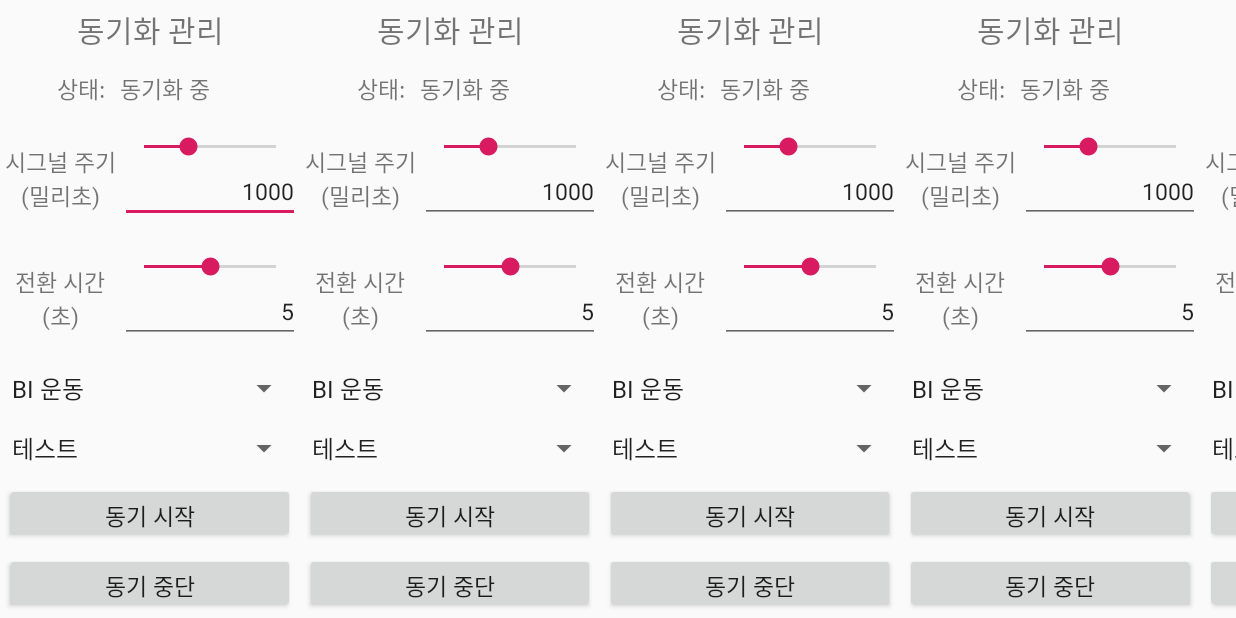
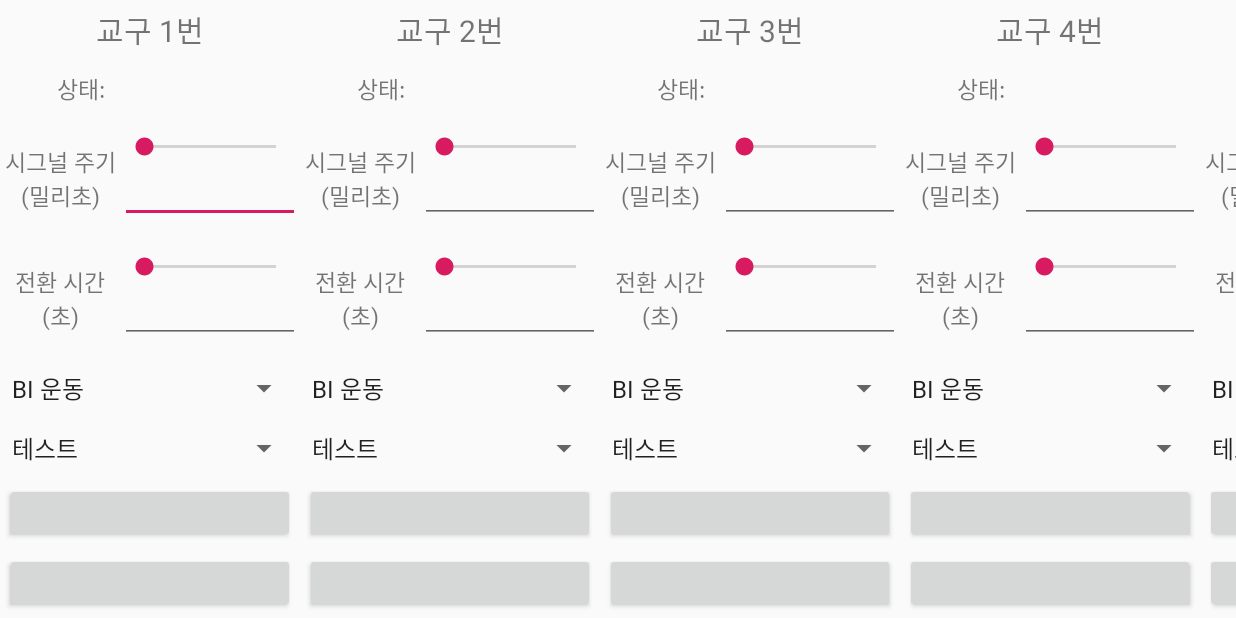
Before and after one commit to lklab/BalanceboardControlApp, an Android app: the screen it shows after launch (MainActivity), on a phone screen of 824 x 412 dp (held sideways). Run offline under Robolectric (Android 15) with nearby library versions, the phone set to English and light mode, and no system bars.

Commit message:
PlaythingLayout API is implemented

```diff
--- a/app/src/main/java/com/gambridzy/balanceboardcontrolapp/MainActivity.kt
+++ b/app/src/main/java/com/gambridzy/balanceboardcontrolapp/MainActivity.kt
@@ -5,12 +5,14 @@ import android.os.Bundle
 import com.gambridzy.balanceboardcontrolapp.ui.PlaythingLayout
 
 import kotlinx.android.synthetic.main.activity_main.*
-import kotlinx.android.synthetic.main.plaything_layout.*
 import java.net.Socket
 import java.io.IOException
 
 class MainActivity : AppCompatActivity()
 {
+    var playthingLayoutList: ArrayList<PlaythingLayout>? = null
+    var userEventListener: UserEventListener? = null
+
     override fun onCreate(savedInstanceState: Bundle?)
     {
         super.onCreate(savedInstanceState)
@@ -30,11 +32,46 @@ class MainActivity : AppCompatActivity()
 //            }
 //        })
 
-        val playthingLayout = PlaythingLayout()
-        supportFragmentManager.beginTransaction()
-            .add(R.id.mainLinearLayout, playthingLayout)
-            .commit()
-        playthingLayout.myField = 4
+        playthingLayoutList = ArrayList()
+        userEventListener = UserEventListener()
+
+        for(i in 1..6)
+        {
+            val playthingLayout = PlaythingLayout()
+            supportFragmentManager.beginTransaction()
+                .add(R.id.mainLinearLayout, playthingLayout)
+                .commit()
+            playthingLayout.parentHorizontalScrollView = mainHorizontalScrollView
+            playthingLayout.name = "교구 " + i + "번"
+            playthingLayout.userEventListener = userEventListener
+
+            playthingLayoutList?.add(playthingLayout)
+        }
+    }
+
+    inner class UserEventListener : PlaythingLayout.UserEventListener()
+    {
+        override fun onStartButtonClicked(playthingLayout: PlaythingLayout)
+        {
+            val playthingLayout = PlaythingLayout()
+            supportFragmentManager.beginTransaction()
+                .add(R.id.mainLinearLayout, playthingLayout)
+                .commit()
+            playthingLayout.parentHorizontalScrollView = mainHorizontalScrollView
+            playthingLayout.name = "교구 번"
+            playthingLayout.userEventListener = userEventListener
+
+            playthingLayoutList?.add(playthingLayout)
+        }
+
+        override fun onStopButtonClicked(playthingLayout: PlaythingLayout)
+        {
+            supportFragmentManager.beginTransaction()
+                .remove(playthingLayout)
+                .commit()
+
+            playthingLayoutList?.remove(playthingLayout)
+        }
     }
 
 //    fun onSynchronizedStartButtonClick(view: View)
--- a/app/src/main/java/com/gambridzy/balanceboardcontrolapp/ui/PlaythingLayout.kt
+++ b/app/src/main/java/com/gambridzy/balanceboardcontrolapp/ui/PlaythingLayout.kt
@@ -8,24 +8,27 @@ import android.view.View
 import android.view.ViewGroup
 import android.widget.HorizontalScrollView
 import com.gambridzy.balanceboardcontrolapp.R
-import kotlinx.android.synthetic.main.activity_main.*
 import kotlinx.android.synthetic.main.plaything_layout.view.*
 
 class PlaythingLayout : Fragment()
 {
-    var myField = 2
     var myView: View? = null
+    var name: String = ""
+    var parentHorizontalScrollView: HorizontalScrollView? = null
+    var userEventListener: UserEventListener? = null
 
     override fun onCreateView(inflater: LayoutInflater, container: ViewGroup?,
                               savedInstanceState: Bundle?): View?
     {
         myView = inflater.inflate(R.layout.plaything_layout,null)
 
+        /* setup size (layout parameter */
         val width = (200 * resources.displayMetrics.density + 0.5f).toInt()
         val height = ViewGroup.LayoutParams.MATCH_PARENT
         val layoutParams = ViewGroup.LayoutParams(width, height) //view.layoutParams
         myView?.layoutParams = layoutParams
 
+        /* setting seekbar with scroll view */
         myView?.periodSeekBar?.setOnTouchListener(object:View.OnTouchListener
         {
             override fun onTouch(v: View?, event: MotionEvent?): Boolean
@@ -33,14 +36,47 @@ class PlaythingLayout : Fragment()
                 if(event?.action == MotionEvent.ACTION_DOWN ||
                     event?.action == MotionEvent.ACTION_MOVE)
                 {
-                    val horizontalScrollView = myView?.findViewById<HorizontalScrollView>(R.id.mainHorizontalScrollView)
-                    horizontalScrollView?.requestDisallowInterceptTouchEvent(true)
+                    parentHorizontalScrollView?.requestDisallowInterceptTouchEvent(true)
                 }
 
                 return false
             }
         })
 
+        myView?.changeTimeSeekBar?.setOnTouchListener(object:View.OnTouchListener
+        {
+            override fun onTouch(v: View?, event: MotionEvent?): Boolean
+            {
+                if(event?.action == MotionEvent.ACTION_DOWN ||
+                    event?.action == MotionEvent.ACTION_MOVE)
+                {
+                    parentHorizontalScrollView?.requestDisallowInterceptTouchEvent(true)
+                }
+
+                return false
+            }
+        })
+
+        /* bind button events */
+        myView?.startButton?.setOnClickListener((
+        {
+            userEventListener?.onStartButtonClicked(this)
+        }))
+
+        myView?.stopButton?.setOnClickListener((
+        {
+            userEventListener?.onStopButtonClicked(this)
+        }))
+
+        /* initialize content value */
+        myView?.titleText?.text = name
+
         return myView
     }
+
+    abstract class UserEventListener
+    {
+        abstract fun onStartButtonClicked(playthingLayout: PlaythingLayout)
+        abstract fun onStopButtonClicked(playthingLayout: PlaythingLayout)
+    }
 }
--- a/app/src/main/res/layout/activity_main.xml
+++ b/app/src/main/res/layout/activity_main.xml
@@ -18,41 +18,6 @@
                 android:orientation="horizontal"
                 android:id="@+id/mainLinearLayout">
 
-            <fragment
-                    android:layout_width="200dp"
-                    android:layout_height="match_parent"
-                    android:name="com.gambridzy.balanceboardcontrolapp.ui.PlaythingLayout"
-                    android:id="@+id/plaything0"
-                    tools:layout="@layout/plaything_layout"/>
-
-            <fragment
-                    android:layout_width="200dp"
-                    android:layout_height="match_parent"
-                    android:name="com.gambridzy.balanceboardcontrolapp.ui.PlaythingLayout"
-                    android:id="@+id/plaything1"
-                    tools:layout="@layout/plaything_layout"/>
-
-            <fragment
-                    android:layout_width="200dp"
-                    android:layout_height="match_parent"
-                    android:name="com.gambridzy.balanceboardcontrolapp.ui.PlaythingLayout"
-                    android:id="@+id/plaything2"
-                    tools:layout="@layout/plaything_layout"/>
-
-            <fragment
-                    android:layout_width="200dp"
-                    android:layout_height="match_parent"
-                    android:name="com.gambridzy.balanceboardcontrolapp.ui.PlaythingLayout"
-                    android:id="@+id/plaything3"
-                    tools:layout="@layout/plaything_layout"/>
-
-            <fragment
-                    android:layout_width="200dp"
-                    android:layout_height="match_parent"
-                    android:name="com.gambridzy.balanceboardcontrolapp.ui.PlaythingLayout"
-                    android:id="@+id/plaything4"
-                    tools:layout="@layout/plaything_layout"/>
-
         </LinearLayout>
 
     </HorizontalScrollView>
--- a/app/src/main/res/layout/plaything_layout.xml
+++ b/app/src/main/res/layout/plaything_layout.xml
@@ -15,7 +15,7 @@
                 android:layout_height="0dp"
                 android:layout_weight="1"
                 android:gravity="center"
-                android:text="동기화 관리"
+                android:text=""
                 android:textSize="20sp"
                 android:id="@+id/titleText"/>
 
@@ -37,8 +37,9 @@
                     android:layout_width="match_parent"
                     android:layout_height="match_parent"
                     android:gravity="start|center_vertical"
-                    android:text="동기화 중"
-                    android:textSize="15sp"/>
+                    android:text=""
+                    android:textSize="15sp"
+                    android:id="@+id/statusText"/>
 
         </LinearLayout>
 
@@ -65,15 +66,17 @@
                         android:layout_width="match_parent"
                         android:layout_height="wrap_content"
                         android:max="3000"
-                        android:progress="1000"
+                        android:progress="0"
                         android:id="@+id/periodSeekBar"/>
 
                 <EditText
                         android:layout_width="match_parent"
                         android:layout_height="wrap_content"
-                        android:text="1000"
+                        android:text=""
+                        android:inputType="number"
                         android:textSize="15sp"
-                        android:gravity="end|center_vertical"/>
+                        android:gravity="end|center_vertical"
+                        android:id="@+id/periodText"/>
 
             </LinearLayout>
 
@@ -102,14 +105,17 @@
                         android:layout_width="match_parent"
                         android:layout_height="wrap_content"
                         android:max="10"
-                        android:progress="5"/>
+                        android:progress="0"
+                        android:id="@+id/changeTimeSeekBar"/>
 
                 <EditText
                         android:layout_width="match_parent"
                         android:layout_height="wrap_content"
-                        android:text="5"
+                        android:text=""
+                        android:inputType="number"
                         android:textSize="15sp"
-                        android:gravity="end|center_vertical"/>
+                        android:gravity="end|center_vertical"
+                        android:id="@+id/changeTimeText"/>
 
             </LinearLayout>
 
@@ -120,30 +126,34 @@
                 android:layout_height="0dp"
                 android:layout_weight="1"
                 android:gravity="center"
-                android:entries="@array/exercises"/>
+                android:entries="@array/exercises"
+                android:id="@+id/exerciseSpinner"/>
 
         <Spinner
                 android:layout_width="match_parent"
                 android:layout_height="0dp"
                 android:layout_weight="1"
                 android:gravity="center"
-                android:entries="@array/levels"/>
+                android:entries="@array/levels"
+                android:id="@+id/levelSpinner"/>
 
         <Button
                 android:layout_width="match_parent"
                 android:layout_height="0dp"
                 android:layout_weight="1"
-                android:text="동기 시작"
+                android:text=""
                 android:textSize="15sp"
-                android:layout_margin="3dp"/>
+                android:layout_margin="3dp"
+                android:id="@+id/startButton"/>
 
         <Button
                 android:layout_width="match_parent"
                 android:layout_height="0dp"
                 android:layout_weight="1"
-                android:text="동기 중단"
+                android:text=""
                 android:textSize="15sp"
-                android:layout_margin="3dp"/>
+                android:layout_margin="3dp"
+                android:id="@+id/stopButton"/>
 
     </LinearLayout>
 
```
